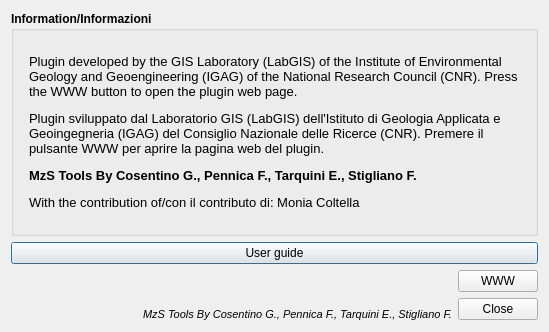
Old version of the form tb_info.ui in the repository CNR-IGAG/mzs-tools.
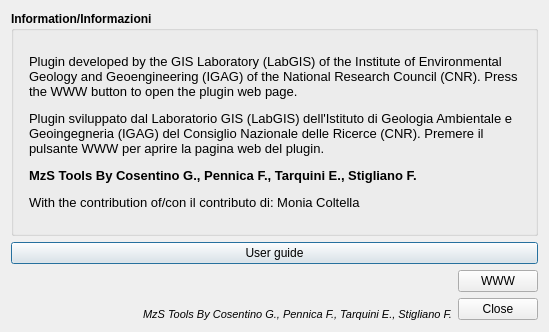
New version of the form. Icons and pictures are not drawn.

```diff
--- a/tb_info.ui
+++ b/tb_info.ui
@@ -77,9 +77,9 @@
          <string>&lt;!DOCTYPE HTML PUBLIC &quot;-//W3C//DTD HTML 4.0//EN&quot; &quot;http://www.w3.org/TR/REC-html40/strict.dtd&quot;&gt;
 &lt;html&gt;&lt;head&gt;&lt;meta name=&quot;qrichtext&quot; content=&quot;1&quot; /&gt;&lt;style type=&quot;text/css&quot;&gt;
 p, li { white-space: pre-wrap; }
-&lt;/style&gt;&lt;/head&gt;&lt;body style=&quot; font-family:'Noto Sans'; font-size:10pt; font-weight:600; font-style:normal;&quot;&gt;
+&lt;/style&gt;&lt;/head&gt;&lt;body style=&quot; font-family:'Fira Sans'; font-size:10pt; font-weight:600; font-style:normal;&quot;&gt;
 &lt;p style=&quot; margin-top:0px; margin-bottom:0px; margin-left:0px; margin-right:0px; -qt-block-indent:0; text-indent:0px;&quot;&gt;&lt;span style=&quot; font-family:'MS Shell Dlg 2'; font-weight:400;&quot;&gt;Plugin developed by the GIS Laboratory (LabGIS) of the Institute of Environmental Geology and Geoengineering (IGAG) of the National Research Council (CNR). Press the WWW button to open the plugin web page.&lt;/span&gt;&lt;/p&gt;
-&lt;p style=&quot; margin-top:12px; margin-bottom:12px; margin-left:0px; margin-right:0px; -qt-block-indent:0; text-indent:0px;&quot;&gt;&lt;span style=&quot; font-family:'MS Shell Dlg 2'; font-weight:400;&quot;&gt;Plugin sviluppato dal Laboratorio GIS (LabGIS) dell'Istituto di Geologia Applicata e Geoingegneria (IGAG) del Consiglio Nazionale delle Ricerce (CNR).&lt;/span&gt;&lt;span style=&quot; font-family:'MS Shell Dlg 2';&quot;&gt; &lt;/span&gt;&lt;span style=&quot; font-family:'MS Shell Dlg 2'; font-weight:400;&quot;&gt;Premere il pulsante WWW per aprire la pagina web del plugin.&lt;/span&gt;&lt;/p&gt;
+&lt;p style=&quot; margin-top:12px; margin-bottom:12px; margin-left:0px; margin-right:0px; -qt-block-indent:0; text-indent:0px;&quot;&gt;&lt;span style=&quot; font-family:'MS Shell Dlg 2'; font-weight:400;&quot;&gt;Plugin sviluppato dal Laboratorio GIS (LabGIS) dell'Istituto di Geologia Ambientale e Geoingegneria (IGAG) del Consiglio Nazionale delle Ricerce (CNR).&lt;/span&gt;&lt;span style=&quot; font-family:'MS Shell Dlg 2';&quot;&gt; &lt;/span&gt;&lt;span style=&quot; font-family:'MS Shell Dlg 2'; font-weight:400;&quot;&gt;Premere il pulsante WWW per aprire la pagina web del plugin.&lt;/span&gt;&lt;/p&gt;
 &lt;p style=&quot; margin-top:12px; margin-bottom:12px; margin-left:0px; margin-right:0px; -qt-block-indent:0; text-indent:0px;&quot;&gt;&lt;span style=&quot; font-family:'MS Shell Dlg 2';&quot;&gt;MzS Tools By Cosentino G., Pennica F., Tarquini E., Stigliano F.&lt;/span&gt;&lt;/p&gt;
 &lt;p style=&quot; margin-top:12px; margin-bottom:12px; margin-left:0px; margin-right:0px; -qt-block-indent:0; text-indent:0px;&quot;&gt;&lt;span style=&quot; font-family:'MS Shell Dlg 2'; font-weight:400;&quot;&gt;With the contribution of/con il contributo di: Monia Coltella&lt;/span&gt;&lt;/p&gt;&lt;/body&gt;&lt;/html&gt;</string>
         </property>
```
